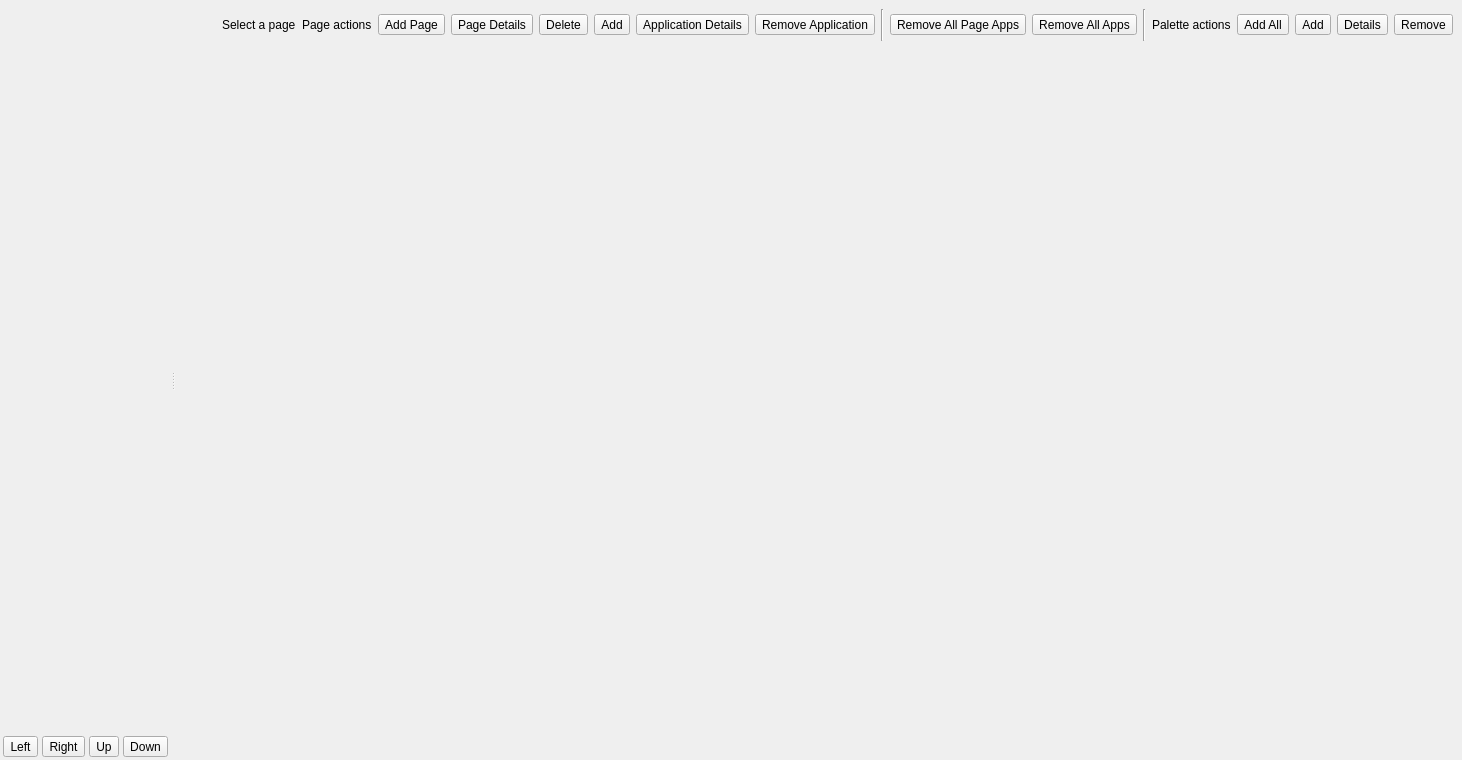
First picture: the form in ui/settings/Apps.ui, repository OpenFairWind/FairWindSK, before the edit.
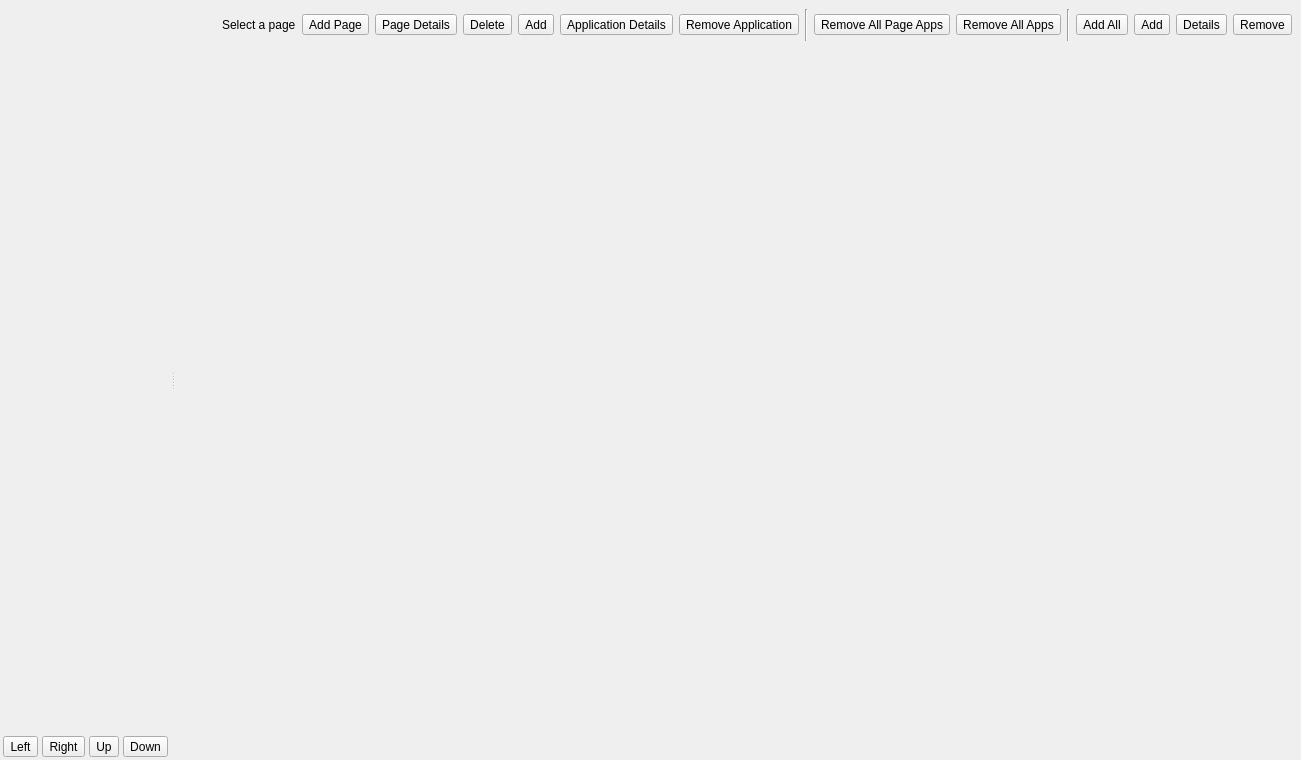
Second picture: the form after the edit. Icons and pictures are not drawn.

Commit message: Tighten apps header layout

```diff
--- a/ui/settings/Apps.ui
+++ b/ui/settings/Apps.ui
@@ -309,13 +309,6 @@
              </item>
              <item>
               <layout class="QHBoxLayout" name="horizontalLayout_PageHeaderCenter">
-               <item>
-                <widget class="QLabel" name="label_PageActions">
-                 <property name="text">
-                  <string>Page actions</string>
-                 </property>
-                </widget>
-               </item>
                <item>
                 <widget class="QToolButton" name="toolButton_AddPage">
                  <property name="toolTip">
@@ -512,19 +505,12 @@
                 </widget>
                </item>
                <item>
-                <widget class="Line" name="line_PagePaletteSeparator">
+               <widget class="Line" name="line_PagePaletteSeparator">
                  <property name="orientation">
                   <enum>Qt::Vertical</enum>
                  </property>
                 </widget>
                </item>
-               <item>
-                <widget class="QLabel" name="label_PaletteActions">
-                 <property name="text">
-                  <string>Palette actions</string>
-                 </property>
-                </widget>
-               </item>
                <item>
                 <widget class="QToolButton" name="toolButton_AddAllApps">
                  <property name="toolTip">
```
